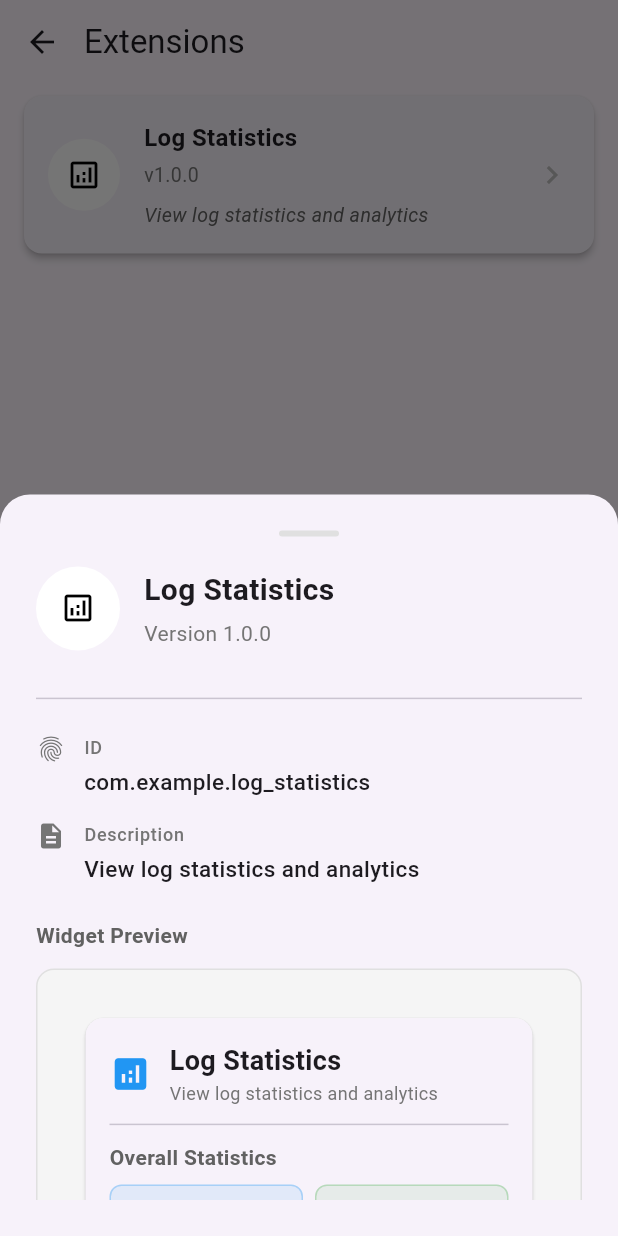
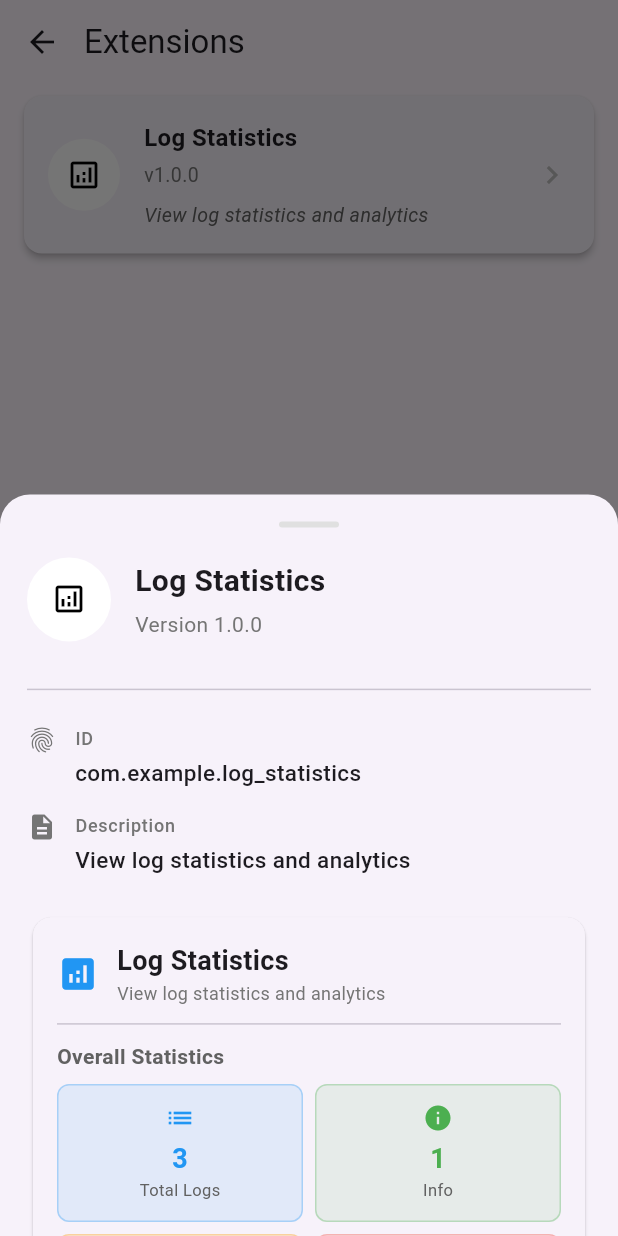
Before and after one commit to mduccc/in_app_console, a Flutter app: the InAppConsoleExtensionsScreen screen opened directly, after a tap on "Log Statistics", on a phone screen of 412 x 824 dp. Run offline on Flutter 3.47's test engine with Material 3 defaults, Android fonts, the phone set to English and light mode, and no system bars; accounts and stored records are empty.

Commit message:
docs: Update CHANGELOG, README, and pubspec.yaml for version 2.0.1; remove widget preview and adjust padding in extension details

```diff
--- a/example/lib/extensions/log_statistics_extension.dart
+++ b/example/lib/extensions/log_statistics_extension.dart
@@ -43,7 +43,6 @@ class LogStatisticsExtension extends InAppConsoleExtension {
   @override
   Widget buildWidget(BuildContext context) {
     return Card(
-      margin: const EdgeInsets.all(16),
       child: Padding(
         padding: const EdgeInsets.all(16),
         child: Column(
--- a/lib/src/ui/in_app_console_extensions_screen.dart
+++ b/lib/src/ui/in_app_console_extensions_screen.dart
@@ -205,9 +205,10 @@ class _ExtensionDetails extends StatelessWidget {
   @override
   Widget build(BuildContext context) {
     return Container(
-      padding: const EdgeInsets.all(24),
-      child: ListView(
+      padding: const EdgeInsets.only(left: 18, right: 18, top: 18),
+      child: SingleChildScrollView(
         controller: scrollController,
+        child: Column(
           children: [
             // Handle bar
             Center(
@@ -229,9 +230,7 @@ class _ExtensionDetails extends StatelessWidget {
                   width: 56,
                   height: 56,
                   decoration: const BoxDecoration(
-                  color: Colors.white,
-                 shape: BoxShape.circle
-                ),
+                      color: Colors.white, shape: BoxShape.circle),
                   child: Center(
                     child: extension.icon,
                   ),
@@ -285,27 +284,11 @@ class _ExtensionDetails extends StatelessWidget {
               const SizedBox(height: 16),
             ],
 
-          // Extension widget preview
+            // Extension widget
             const SizedBox(height: 8),
-          Text(
-            'Widget Preview',
-            style: TextStyle(
-              fontSize: 14,
-              fontWeight: FontWeight.w600,
-              color: Colors.grey[700],
+            extension.buildWidget(context),
+          ],
         ),
-          ),
-          const SizedBox(height: 12),
-          Container(
-            padding: const EdgeInsets.all(16),
-            decoration: BoxDecoration(
-              color: Colors.grey[100],
-              borderRadius: BorderRadius.circular(12),
-              border: Border.all(color: Colors.grey[300]!),
-            ),
-            child: extension.buildWidget(context),
-          ),
-        ],
       ),
     );
   }
--- a/pubspec.yaml
+++ b/pubspec.yaml
@@ -1,6 +1,6 @@
 name: in_app_console
 description: "In-app console for real-time log viewing. Bridges developers and testers with unified logging across micro-frontend modules. Extensible with custom plugins."
-version: 2.0.0
+version: 2.0.1
 repository: https://github.com/mduccc/in_app_console
 
 environment:
```
Also changed, not shown: 3 other files. Lines whose indentation alone changed are shown as unchanged.
